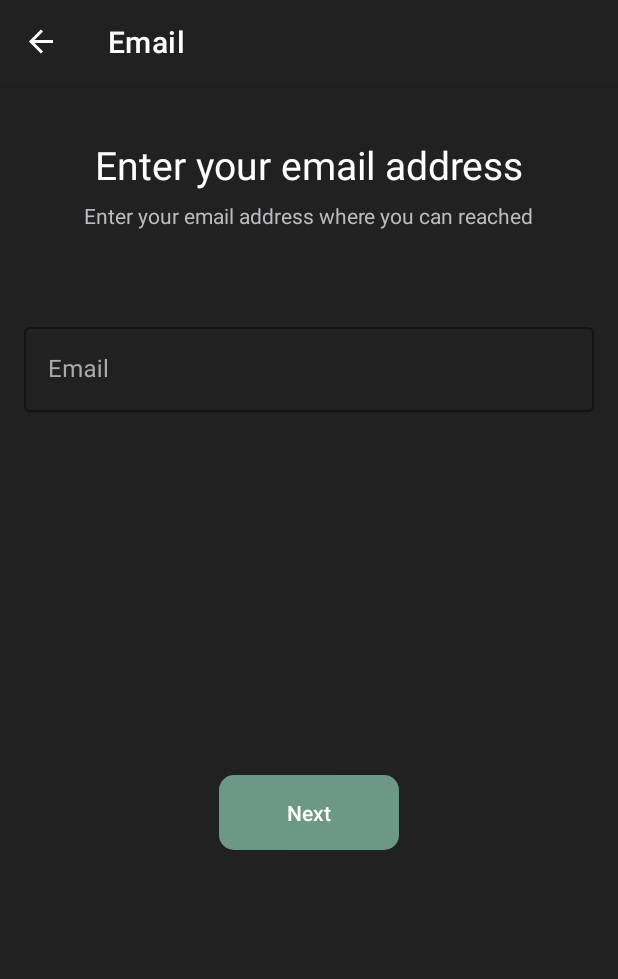
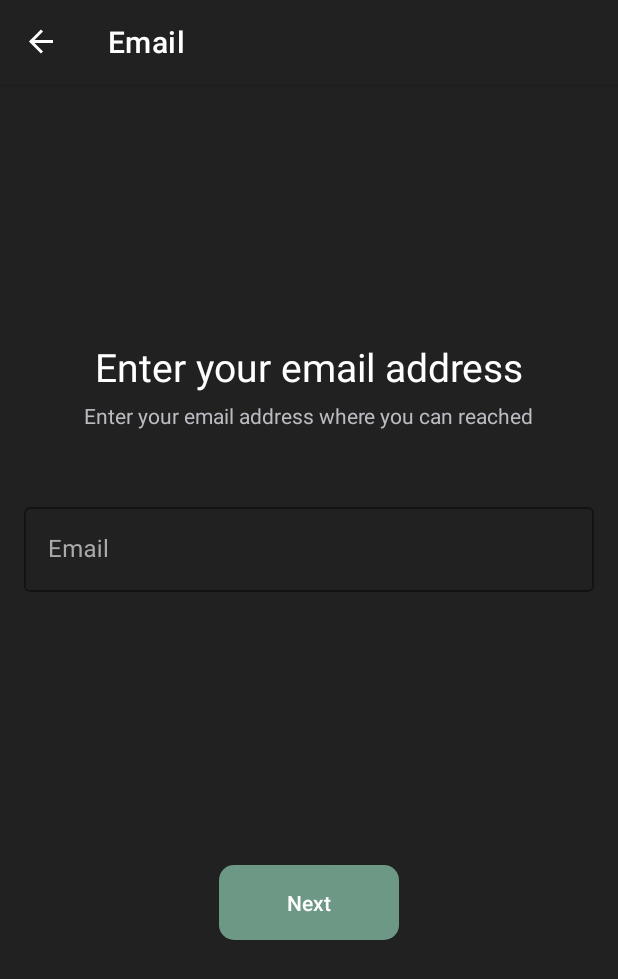
Before and after one commit to duclongdev/Space, an Android app: the screen it shows after launch (MainActivity), after a tap on "Sign up", on a phone screen of 412 x 824 dp. Shown: the top 979 px of the screen. Run offline under Robolectric (Android 15) with nearby library versions, the phone set to English and light mode, and no system bars; our stand-ins replace Firebase (no records; nobody signed in at launch, a user with empty details on screens opened directly), navigation-ui; libraries missing offline, so code that uses them is left out: com.facebook, com.facebook.login; 2 statements that could not run were skipped.

Commit message:
chỉnh lại bố cục đăng ký

```diff
--- a/app/src/main/res/layout/fragment_enter_age.xml
+++ b/app/src/main/res/layout/fragment_enter_age.xml
@@ -11,6 +11,7 @@
     <!-- TODO: Update blank fragment layout -->
 
     <android.widget.TextView
+        android:layout_marginTop="150dp"
         android:id="@+id/textView2"
         android:layout_width="wrap_content"
         android:layout_height="wrap_content"
--- a/app/src/main/res/layout/fragment_enter_email.xml
+++ b/app/src/main/res/layout/fragment_enter_email.xml
@@ -10,6 +10,7 @@
 
     <!-- TODO: Update blank fragment layout -->
     <android.widget.TextView
+        android:layout_marginTop="150dp"
         android:id="@+id/textView2"
         android:layout_width="wrap_content"
         android:layout_height="wrap_content"
--- a/app/src/main/res/layout/fragment_enter_gender.xml
+++ b/app/src/main/res/layout/fragment_enter_gender.xml
@@ -12,6 +12,7 @@
 
     <!-- TODO: Update blank fragment layout -->
     <TextView
+        android:layout_marginTop="150dp"
         android:id="@+id/textView"
         android:layout_width="wrap_content"
         android:layout_height="wrap_content"
--- a/app/src/main/res/layout/fragment_enter_name.xml
+++ b/app/src/main/res/layout/fragment_enter_name.xml
@@ -10,6 +10,7 @@
     android:layout_height="match_parent">>
 
     <android.widget.TextView
+        android:layout_marginTop="100dp"
         android:id="@+id/textView2"
         android:layout_width="wrap_content"
         android:layout_height="wrap_content"
--- a/app/src/main/res/layout/fragment_enter_password.xml
+++ b/app/src/main/res/layout/fragment_enter_password.xml
@@ -10,6 +10,7 @@
 
     <!-- TODO: Update blank fragment layout -->
     <android.widget.TextView
+        android:layout_marginTop="100dp"
         android:id="@+id/textView2"
         android:layout_width="wrap_content"
         android:layout_height="wrap_content"
```
